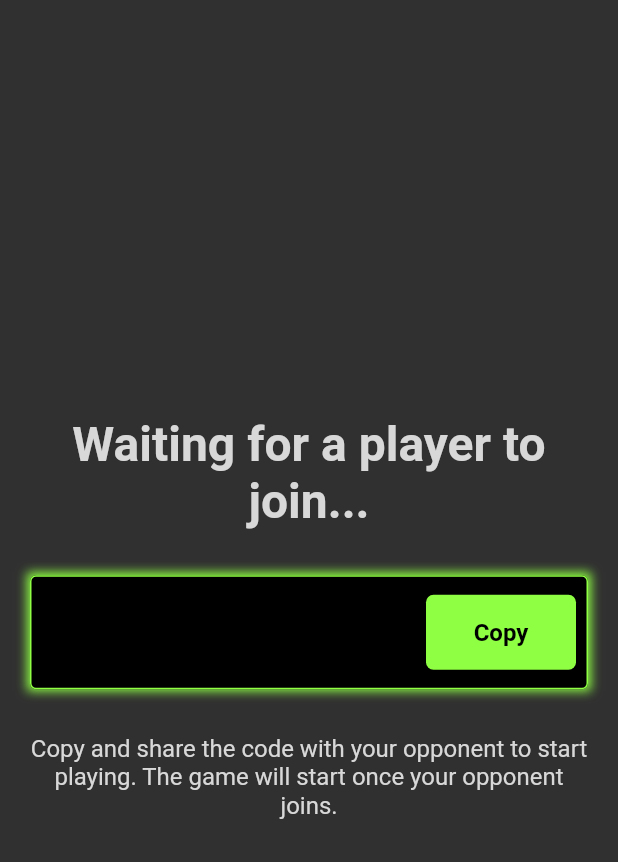
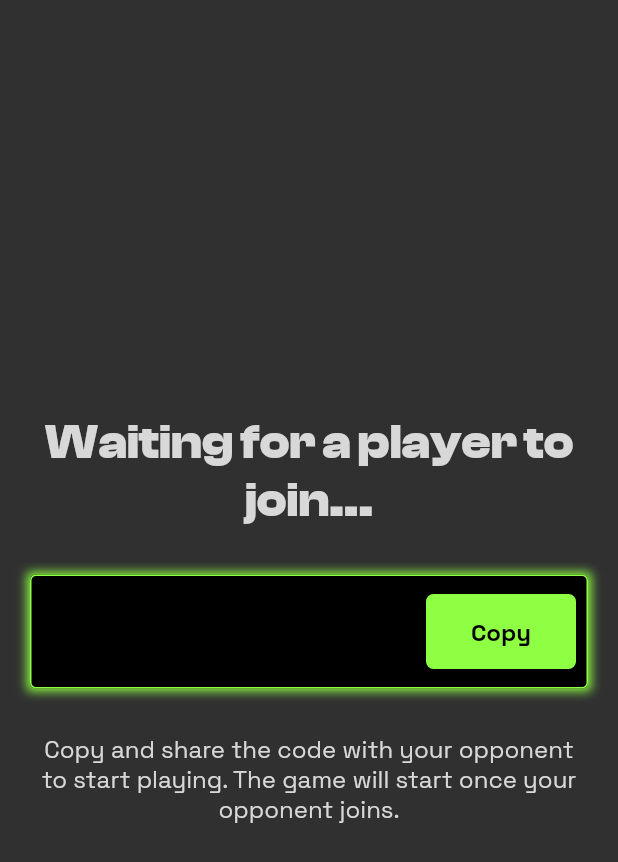
Before and after one commit to pozadkey/tic_tac_toe_frenzy, a Flutter app: the WaitingLobby widget shown alone on an empty page, opened directly, on a phone screen of 412 x 824 dp. Shown: the top 862 px of the screen. Run offline on Flutter 3.47's test engine with Material 2 defaults, Android fonts, the phone set to English and light mode, and no system bars; our stand-ins replace flutter_dotenv, socket_io_client; network calls fail.

Commit message:
fixed connection and  gameplay bug

```diff
--- a/lib/main.dart
+++ b/lib/main.dart
@@ -24,6 +24,7 @@ class MyApp extends StatelessWidget {
       child: MaterialApp(
         theme: theme,
           routes: {
+
             HomeScreen.routeName: (context) =>
                 const HomeScreen(), // Home screen route
             JoinRoomScreen.routeName: (context) =>
--- a/lib/provider/room_data_provider.dart
+++ b/lib/provider/room_data_provider.dart
@@ -6,8 +6,8 @@ import '../models/player.dart';
 class RoomDataProvider extends ChangeNotifier {
   Map<String, dynamic> _roomData = {}; // Create private class for room data
   // List of available positions of gameboard
-  List<String> displayElement = ['', '', '', '', '', '', '', '', ''];
-  int filledBoxes = 0; // Checked for filled grid
+  final List<String> _displayElement = ['', '', '', '', '', '', '', '', ''];
+  int _filledBoxes = 0; // Checked for filled grid
   // Player 1 infro
   Player _player1 = Player(
     username: '',
@@ -26,8 +26,9 @@ class RoomDataProvider extends ChangeNotifier {
 
   Player get player1 => _player1;
   Player get player2 => _player2;
+  int get filledBoxes => _filledBoxes;
   Map<String, dynamic> get roomData => _roomData;
-  List<String> get displayElements => displayElement;
+  List<String> get displayElements => _displayElement;
 
   // Get room data from listener
   void updateRoomData(Map<String, dynamic> data) {
@@ -49,13 +50,13 @@ class RoomDataProvider extends ChangeNotifier {
 
 // Display updated display element
   void updateDisplayElements(int index, String choice) {
-    displayElement[index] = choice;
-    filledBoxes += 1;
+    _displayElement[index] = choice;
+    _filledBoxes += 1;
     notifyListeners();
   }
 
 // Reset grid
-    void setFilledBoxesTo0() {
-    filledBoxes = 0;
+  void setFilledBoxesTo0() {
+    _filledBoxes = 0;
   }
 }
--- a/lib/resources/game_methods.dart
+++ b/lib/resources/game_methods.dart
@@ -89,7 +89,7 @@ class GameMethods {
         });
       } else {
         // Display player 2 as winner
-        showGameDialog(context, '${roomDataProvider.player2.username} won!');
+        showGameDialog(context, '${roomDataProvider.player2.username} won!',);
         socketClent.emit('winner', {
           'winnerSocketId': roomDataProvider.player2.socketID,
           'roomId': roomDataProvider.roomData['_id'],
--- a/lib/resources/socket_methods.dart
+++ b/lib/resources/socket_methods.dart
@@ -55,8 +55,8 @@ class SocketMethods {
   // Room joined
   void joinRoomSuccessListener(BuildContext context) {
     _socketClient.on('joinRoomSuccess', (room) {
-      /*Provider.of<RoomDataProvider>(context, listen: false)
-          .updateRoomData(room);*/
+      Provider.of<RoomDataProvider>(context, listen: false)
+          .updateRoomData(room);
       Navigator.pushNamed(context, GameScreen.routeName);
     });
   }
--- a/lib/views/waiting_lobby.dart
+++ b/lib/views/waiting_lobby.dart
@@ -56,6 +56,7 @@ class _WaitingLobbyState extends State<WaitingLobby> {
               'Waiting for a player to join...',
               style: TextStyle(
                   fontSize: 32,
+                  fontFamily: 'ClashDisplay',
                   color: Color.fromARGB(255, 216, 216, 216),
                   fontWeight: FontWeight.bold),
               textAlign: TextAlign.center,
@@ -78,7 +79,11 @@ class _WaitingLobbyState extends State<WaitingLobby> {
                   onPressed: copyToClipboard,
                   child: const Text(
                     'Copy',
-                    style: TextStyle(fontWeight: FontWeight.bold, fontSize: 16),
+                    style: TextStyle(
+                      fontWeight: FontWeight.bold,
+                      fontSize: 16,
+                      fontFamily: 'SpaceGrotesk',
+                    ),
                   ),
                 ),
               ),
@@ -88,6 +93,7 @@ class _WaitingLobbyState extends State<WaitingLobby> {
               'Copy and share the code with your opponent to start playing. The game will start once your opponent joins.',
               style: TextStyle(
                 fontSize: 16,
+                fontFamily: 'SpaceGrotesk',
                 color: Color.fromARGB(255, 216, 216, 216),
               ),
               textAlign: TextAlign.center,
```
Also changed, not shown: lib/screens/game_screen.dart (+19 -7 lines), lib/utils/utils.dart (+13 -11 lines), lib/views/scoreboard.dart (+11 -3 lines).
